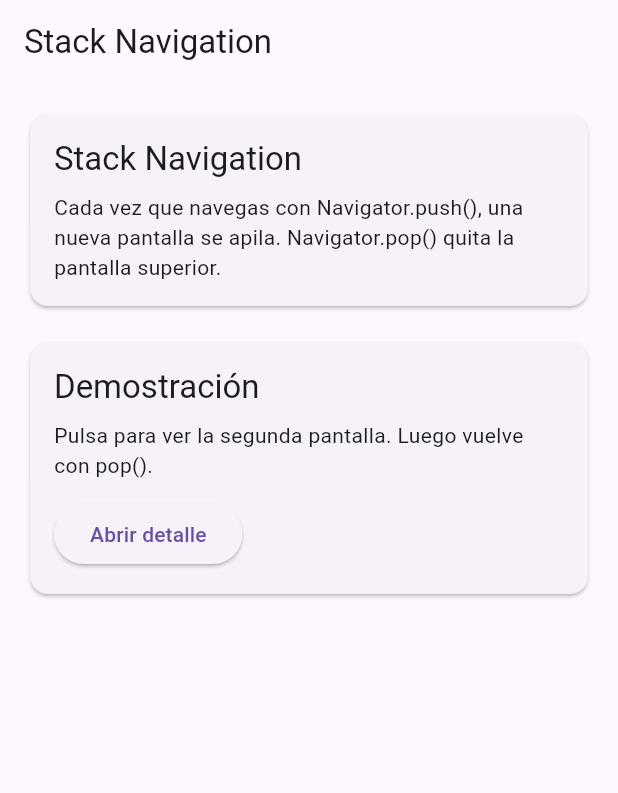
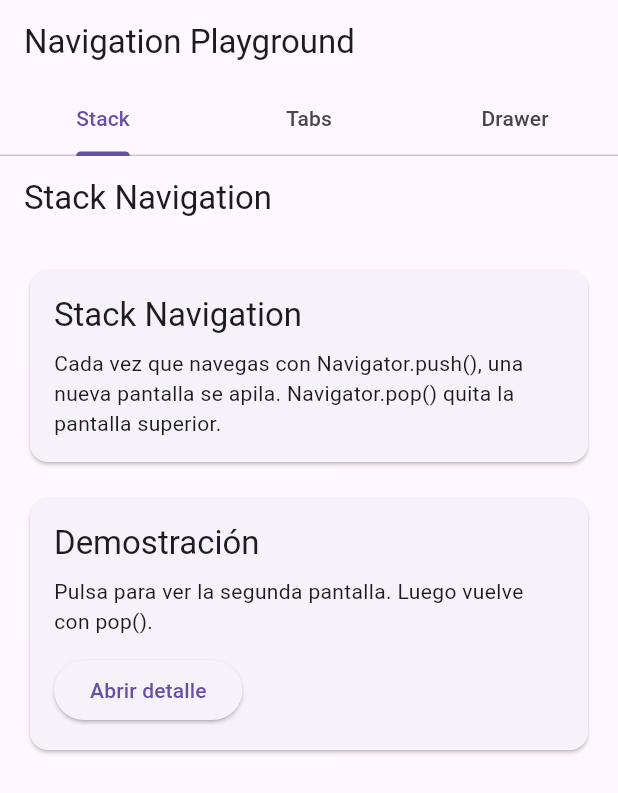
Before and after one commit to marcdevelopez/flutter-dart-labs, a Flutter app: the screen it shows after launch, on a phone screen of 412 x 824 dp. Shown: the top 793 px of the screen. Run offline on Flutter 3.47's test engine with Material 3 defaults, Android fonts, the light colour scheme and no system bars.

Commit message:
feat(mini-exercise-7-home-screen): add NavigationHomeScreen with TabBar and TabBarView
- Implement DefaultTabController for 3 tabs

- Add TabBar inside AppBar

- Add TabBarView matching tabs

- Connect StackNavigationDemo as first tab

```diff
--- a/mini_exercises/_7_navigation_in_flutter/lib/main.dart
+++ b/mini_exercises/_7_navigation_in_flutter/lib/main.dart
@@ -1,18 +1,18 @@
 import 'package:flutter/material.dart';
-import 'screens/stack_navigation_demo.dart';
+import 'screens/navigation_home_screen.dart';
 
 void main() {
-  runApp(const StackNavigationApp());
+  runApp(const NavigationPlaygroundApp());
 }
 
-class StackNavigationApp extends StatelessWidget {
-  const StackNavigationApp({super.key});
+class NavigationPlaygroundApp extends StatelessWidget {
+  const NavigationPlaygroundApp({super.key});
 
   @override
   Widget build(BuildContext context) {
     return MaterialApp(
       debugShowCheckedModeBanner: false,
-      home: const StackNavigationDemo(),
+      home: NavigationHomeScreen(),
     );
   }
 }
--- /dev/null
+++ b/mini_exercises/_7_navigation_in_flutter/lib/screens/navigation_home_screen.dart
@@ -0,0 +1,28 @@
+import 'package:flutter/material.dart';
+import 'stack_navigation_demo.dart';
+
+class NavigationHomeScreen extends StatelessWidget {
+  const NavigationHomeScreen({super.key});
+
+  @override
+  Widget build(BuildContext context) {
+    return DefaultTabController(
+      length: 3,
+      child: Scaffold(
+        appBar: AppBar(
+          title: const Text('Navigation Playground'),
+          bottom: const TabBar(
+            tabs: [
+              Tab(text: 'Stack'),
+              Tab(text: 'Tabs'),
+              Tab(text: 'Drawer'),
+            ],
+          ),
+        ),
+        body: const TabBarView(
+          children: [StackNavigationDemo(), Placeholder(), Placeholder()],
+        ),
+      ),
+    );
+  }
+}
```
